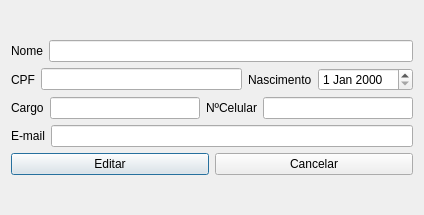
Before: the Qt Designer form clinica_cpp/edicaocolaboradores.ui in juander/Projeto_CPP, drawn with Qt 5.
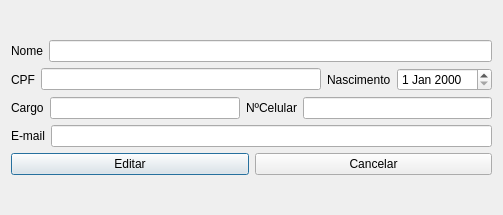
After: the same form once the commit is applied.

```diff
--- a/clinica_cpp/edicaocolaboradores.ui
+++ b/clinica_cpp/edicaocolaboradores.ui
@@ -6,7 +6,7 @@
    <rect>
     <x>0</x>
     <y>0</y>
-    <width>424</width>
+    <width>503</width>
     <height>215</height>
    </rect>
   </property>
```
